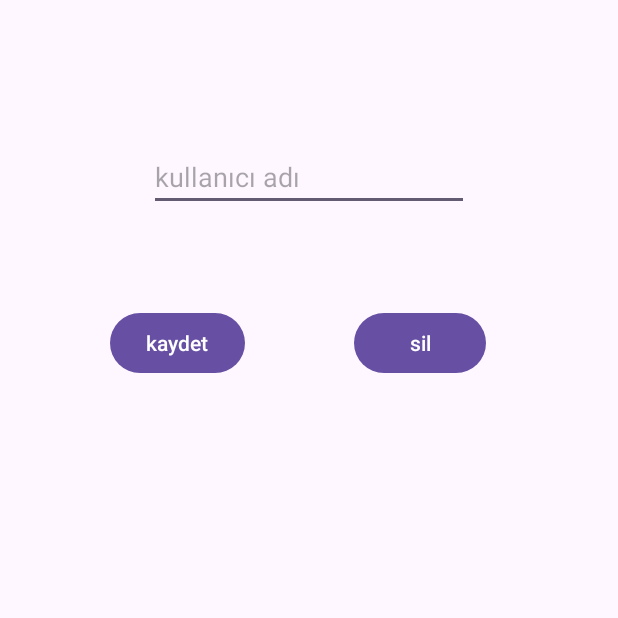
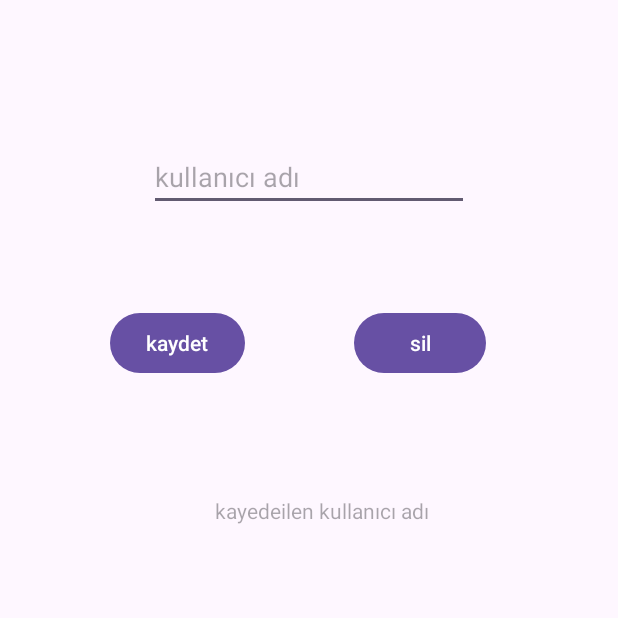
Before and after one commit to mustafa91-py/kullaniciAdiSaklama, an Android app: the screen it shows after launch (MainActivity), on a phone screen of 412 x 824 dp, the top half of it. Run offline under Robolectric (Android 15) with nearby library versions, the phone set to English and light mode, and no system bars; 3 statements that could not run were skipped.

```diff
--- a/app/src/main/java/com/mustafauyar/kullaniciadisaklama/MainActivity.kt
+++ b/app/src/main/java/com/mustafauyar/kullaniciadisaklama/MainActivity.kt
@@ -3,26 +3,63 @@ import com.mustafauyar.kullaniciadisaklama.databinding.ActivityMainBinding
 
 import android.content.Context
 import android.content.SharedPreferences
+import android.graphics.Color
 import androidx.appcompat.app.AppCompatActivity
 import android.os.Bundle
 import android.view.View
+import android.widget.Toast
 
+/*
+bu derste küçük verileri nasıl kaydediriz ve geri alırız ondan behsedildi
+SharedPreferences sınıfı kullandı
+ */
 class MainActivity : AppCompatActivity() {
     private lateinit var binding:ActivityMainBinding
-    lateinit var sharedPreferences: SharedPreferences
-    override fun onCreate(savedInstanceState: Bundle?) {
+    lateinit var sharedPreferences: SharedPreferences //  xml dosyası için referans
+    var alinanKullaniciAdi :String ?= null//sınıf düzeyinde kaydedilen ismin yerini tutan değişken
+    /*
+    SharedPreferences xml dosyasına küçük veriler kaydetmek için ideal
+    json dosyası gibi yani sözlük biçimi gibi kullanımı benzer
+
+     */
+     override fun onCreate(savedInstanceState: Bundle?) {
         super.onCreate(savedInstanceState)
         setContentView(R.layout.activity_main)
+        binding = ActivityMainBinding.inflate(layoutInflater) // widgetleri bağladım erişmek için
         setContentView(binding.root)
-        binding = ActivityMainBinding.inflate(layoutInflater)
-    sharedPreferences =this.getSharedPreferences("com.mustafauyar.kullaniciadisaklama",
-        Context.MODE_PRIVATE)
-    }
+        sharedPreferences =this.getSharedPreferences("com.mustafauyar.kullaniciadisaklama",
+        Context.MODE_PRIVATE) // dosyanın ismini yazdım ve modunu belirttim
+        alinanKullaniciAdi = sharedPreferences.getString("kullanici","") // kaydedilen ismi al değişkene eşitle
+        if (alinanKullaniciAdi != null ) { // eğer null değilse isimText e yaz
+            binding.isimView.text = "son girilen kullanici adi : $alinanKullaniciAdi"
+        }
+     }
     fun kaydet(view: View){
+        // kaydet butonuna basılnınca ne olacak fonksiyounu
         val kullaniciAdiAl = binding.isimText.text.toString()
+        if (kullaniciAdiSorgula(kullaniciAdiAl)){ // isim boş mu değilmi fonksiyon ile kontrol
+            sharedPreferences.edit().putString("kullanici",kullaniciAdiAl).apply()
+            // eğer boş değilse xml dosyasının içine edit moduna girerek ekledim ve apply ederek kapattım
+            binding.isimView.text = "kullanıcı adı : ${kullaniciAdiAl.uppercase()}"
+            binding.isimView.textSize = 24f
+            binding.isimView.setTextColor(Color.GREEN)
+        }
 
     }
     fun sil (view: View){
 
     }
+    fun kullaniciAdiSorgula(name:String?): Boolean {
+        // eğer bir şeyi return ediyorsan döndürelecek şeyin ne olduğunu belirt fun da
+        val toast_mesaj = Toast.makeText(this,"kullanici adi boş olamaz",
+            Toast.LENGTH_LONG)
+        if (name.isNullOrBlank()){//metin boş mu null mu yoksa boşluklardan mı oluşmuş kontrol et
+            toast_mesaj.show() // boş olduğunu göster
+            return false // boşsa false gönder
+        } else {
+            toast_mesaj.setText("başarılı") // isim varsa başarılı yaz
+            toast_mesaj.show() // başarılıyı göster
+            return true
+        }
+    }
 }
--- a/app/src/main/res/layout/activity_main.xml
+++ b/app/src/main/res/layout/activity_main.xml
@@ -38,4 +38,17 @@
         android:text="sil"
         app:layout_constraintEnd_toEndOf="parent"
         app:layout_constraintTop_toBottomOf="@+id/isimText" />
+
+    <TextView
+        android:id="@+id/isimView"
+        android:layout_width="318dp"
+        android:layout_height="101dp"
+        android:hint="kayedeilen kullanıcı adı"
+        android:textAlignment="center"
+        app:layout_constraintBottom_toBottomOf="parent"
+        app:layout_constraintEnd_toEndOf="parent"
+        app:layout_constraintHorizontal_bias="0.591"
+        app:layout_constraintStart_toStartOf="parent"
+        app:layout_constraintTop_toBottomOf="@+id/buttonSil"
+        app:layout_constraintVertical_bias="0.166" />
 </androidx.constraintlayout.widget.ConstraintLayout>
```
